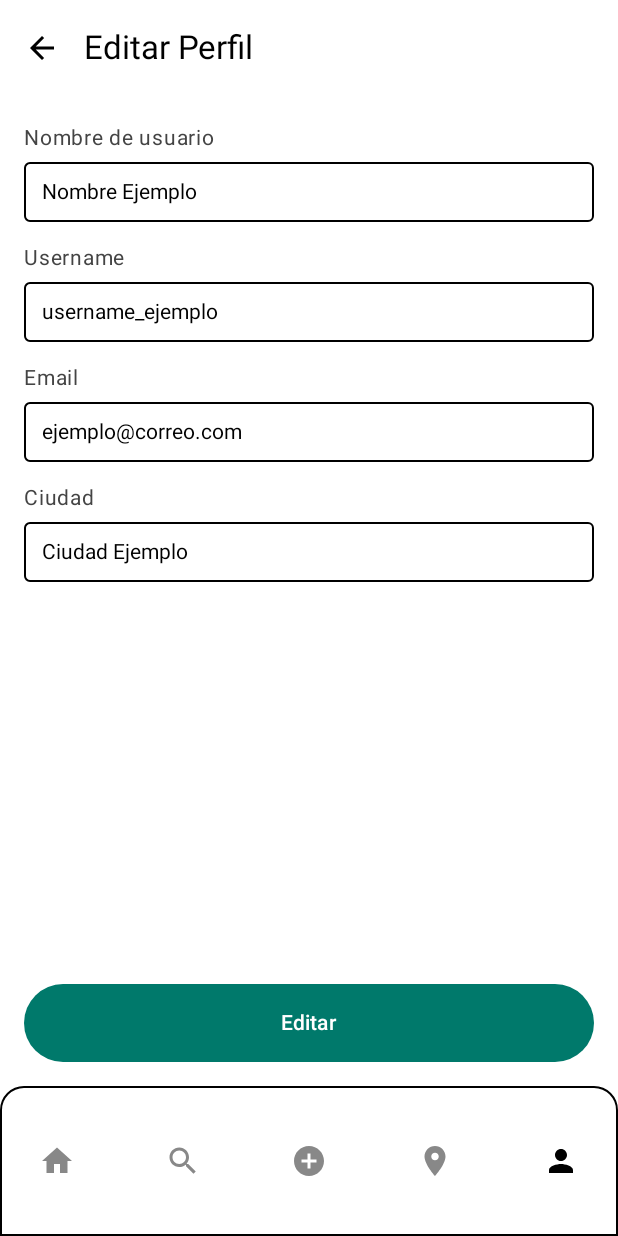
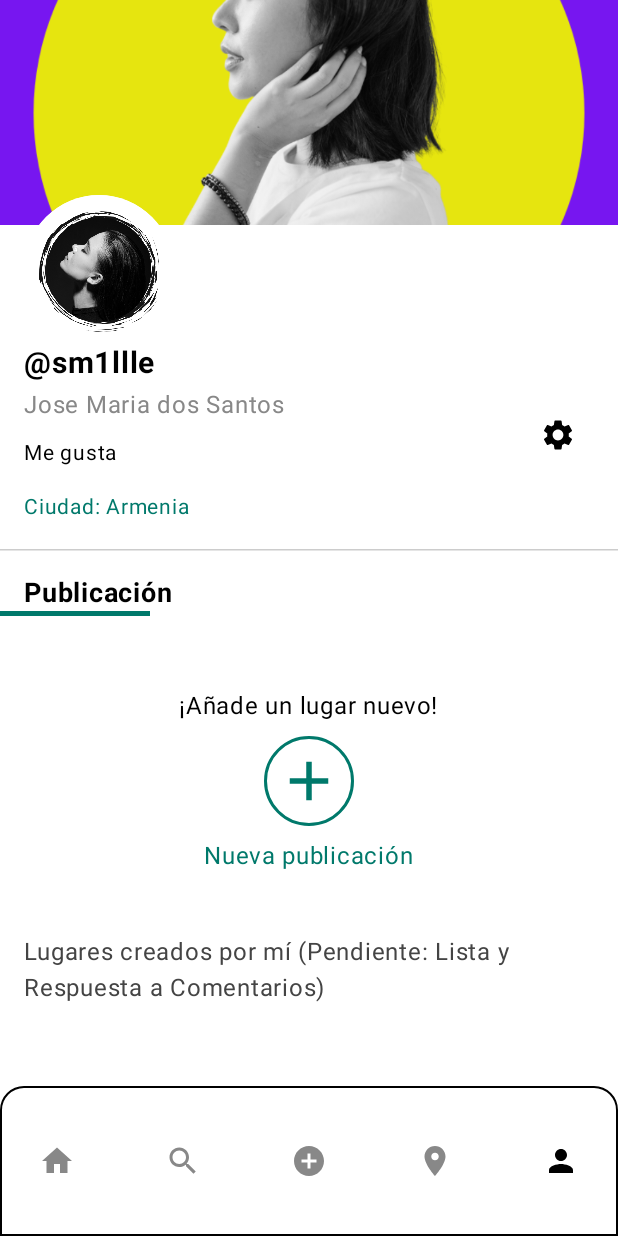
Before and after one commit to 678-juan/uniLocal, an Android app built with Jetpack Compose: the PrincipalUsuario screen opened through its navigation route, item 5 of the bottom bar chosen, on a phone screen of 412 x 824 dp. Run offline under Robolectric (Android 15) with nearby library versions, the phone set to English and light mode, and no system bars.

Commit message:
Pantalla de Perfil - falta corregir los scrips

```diff
--- a/app/src/main/java/com/example/unilocal/ui/configuracion/RutasPantallas.kt
+++ b/app/src/main/java/com/example/unilocal/ui/configuracion/RutasPantallas.kt
@@ -19,6 +19,9 @@ sealed class RutasPantallas {
     @Serializable
     object EditarPerfilUsuario : RutasPantallas()
 
+    @Serializable
+    object CrearLugar : RutasPantallas()
+
 
 
 
--- a/app/src/main/java/com/example/unilocal/ui/pantallas/usuario/PantallaEditarUsuario.kt
+++ b/app/src/main/java/com/example/unilocal/ui/pantallas/usuario/PantallaEditarUsuario.kt
@@ -36,7 +36,7 @@ fun PantallaEditarUsuario(
     Scaffold(
         topBar = {
             TopAppBar(
-                title = { Text(stringResource(id = R.string.editar_perfil_titulo)) },
+                title = { Text(stringResource(id = R.string.editar_datos_titulo)) },
                 navigationIcon = {
                     IconButton(onClick = onNavigateBack) {
                         Icon(
--- a/app/src/main/java/com/example/unilocal/ui/pantallas/usuario/PrincipalUsuario.kt
+++ b/app/src/main/java/com/example/unilocal/ui/pantallas/usuario/PrincipalUsuario.kt
@@ -52,8 +52,6 @@ fun TopBarUsuario() {
 
 }
 
-
-
 enum class Destino(
     val ruta: RutaTab,
     val texto: Int,
--- a/app/src/main/java/com/example/unilocal/ui/pantallas/usuario/navegacionUsuario/ContentUsuario.kt
+++ b/app/src/main/java/com/example/unilocal/ui/pantallas/usuario/navegacionUsuario/ContentUsuario.kt
@@ -19,8 +19,6 @@ fun ContentUsuario(
     navController: NavHostController,
     padding: PaddingValues
 ) {
-
-
     NavHost(
         modifier = Modifier.padding(padding),
         navController = navController,
@@ -39,7 +37,7 @@ fun ContentUsuario(
             Recomendaciones()
         }
         composable<RutaTab.Perfil> {
-            PantallaEditarUsuario()
+            Perfil(navController)
         }
     }
 
--- a/app/src/main/java/com/example/unilocal/ui/pantallas/usuario/tapsUsuario/Perfil.kt
+++ b/app/src/main/java/com/example/unilocal/ui/pantallas/usuario/tapsUsuario/Perfil.kt
@@ -1,12 +1,174 @@
 package com.example.unilocal.ui.pantallas.usuario.tapsUsuario
 
-import androidx.compose.material3.Text
-import androidx.compose.runtime.Composable
+import androidx.compose.foundation.*
+import androidx.compose.foundation.layout.*
+import androidx.compose.foundation.shape.CircleShape
+import androidx.compose.material.icons.Icons
+import androidx.compose.material.icons.filled.Add
+import androidx.compose.material.icons.filled.Settings
+import androidx.compose.material3.*
+import androidx.compose.runtime.*
+import androidx.compose.ui.Alignment
+import androidx.compose.ui.Modifier
+import androidx.compose.ui.draw.clip
+import androidx.compose.ui.graphics.Color
+import androidx.compose.ui.layout.ContentScale
+import androidx.compose.ui.res.painterResource
+import androidx.compose.ui.res.stringResource
+import androidx.compose.ui.text.font.FontWeight
+import androidx.compose.ui.unit.dp
+import androidx.compose.ui.unit.sp
+import androidx.navigation.NavController
+import com.example.unilocal.R
+import com.example.unilocal.ui.configuracion.RutasPantallas
+
 
 @Composable
-fun Perfil(){
-    Text(
-        text = "Perfil"
+fun Perfil(navController: NavController) {
 
-    )
+    val usuarioNombre = "Jose Maria dos Santos"
+    val usuarioUsername = "@sm1llle"
+    val descripcion = "Me gusta"
+    val ciudad = "Armenia"
+
+    Column(
+        modifier = Modifier
+            .fillMaxSize()
+            .verticalScroll(rememberScrollState()),
+        horizontalAlignment = Alignment.CenterHorizontally
+    ) {
+
+        Box(
+            modifier = Modifier
+                .fillMaxWidth()
+                .height(200.dp)
+        ) {
+
+            Image(
+                painter = painterResource(id = R.drawable.fotoperfil),
+                contentDescription = "Imagen de Portada",
+                contentScale = ContentScale.Crop,
+                modifier = Modifier
+                    .fillMaxWidth()
+                    .height(150.dp)
+            )
+
+
+            Image(
+                painter = painterResource(id = R.drawable.perfilusuario),
+                contentDescription = "Avatar del Usuario",
+                contentScale = ContentScale.Crop,
+                modifier = Modifier
+                    .align(Alignment.BottomStart)
+                    .offset(x = 16.dp, y = 30.dp)
+                    .size(100.dp)
+                    .clip(CircleShape)
+                    .border(4.dp, Color.White, CircleShape)
+            )
+        }
+
+        Spacer(modifier = Modifier.height(30.dp))
+
+        // Cuerpo del Perfil (Informacion y Botón de Configuracion)
+        Row(
+            modifier = Modifier
+                .fillMaxWidth()
+                .padding(horizontal = 16.dp),
+            verticalAlignment = Alignment.Top,
+            horizontalArrangement = Arrangement.SpaceBetween
+        ) {
+            Column(modifier = Modifier.weight(1f)) {
+                Text(
+                    text = usuarioUsername,
+                    fontWeight = FontWeight.Bold,
+                    fontSize = 20.sp,
+                    modifier = Modifier.padding(bottom = 4.dp)
+                )
+                Text(text = usuarioNombre, fontSize = 16.sp, color = Color.Gray)
+
+                Spacer(modifier = Modifier.height(8.dp))
+
+                // Descripción o bio
+                Text(text = descripcion, fontSize = 14.sp)
+
+                // Datos requeridos
+                Spacer(modifier = Modifier.height(12.dp))
+                Text(text = "Ciudad: $ciudad", color = MaterialTheme.colorScheme.primary, fontSize = 14.sp)
+            }
+
+            // Botón de Configuración/Editar Perfil
+            IconButton(
+                onClick = {
+                    // Navega usando la ruta global
+                    navController.navigate(RutasPantallas.EditarPerfilUsuario)
+                },
+                modifier = Modifier.align(Alignment.CenterVertically)
+            ) {
+                Icon(Icons.Default.Settings, contentDescription = "Editar Perfil")
+            }
+        }
+
+        // Uso de HorizontalDivider
+        HorizontalDivider(modifier = Modifier.padding(vertical = 16.dp), color = Color.LightGray)
+
+        //  Sección de Publicaciones/Lugares Creados
+        Text(
+            text = "Publicación",
+            fontWeight = FontWeight.Bold,
+            fontSize = 18.sp,
+            modifier = Modifier
+                .fillMaxWidth()
+                .padding(horizontal = 16.dp)
+        )
+        // La barra azul del diseño
+        Box(
+            modifier = Modifier
+                .width(100.dp)
+                .height(3.dp)
+                .background(MaterialTheme.colorScheme.primary)
+                .align(Alignment.Start)
+                .offset(x = 16.dp)
+        )
+
+        Spacer(modifier = Modifier.height(24.dp))
+
+        // CTA para crear un nuevo lugar
+        Column(
+            horizontalAlignment = Alignment.CenterHorizontally,
+            modifier = Modifier
+                .fillMaxWidth()
+                .clickable {
+                    // Navega usando la ruta global (ahora resuelta)
+                    navController.navigate(RutasPantallas.CrearLugar)
+                }
+                .padding(vertical = 24.dp)
+        ) {
+            Text(text = "¡Añade un lugar nuevo!", fontSize = 16.sp, modifier = Modifier.padding(bottom = 8.dp))
+
+            // Icono nueva publicacion
+            Icon(
+                imageVector = Icons.Default.Add,
+                contentDescription = "Añadir Lugar",
+                tint = MaterialTheme.colorScheme.primary,
+                modifier = Modifier
+                    .size(60.dp)
+                    .border(2.dp, MaterialTheme.colorScheme.primary, CircleShape)
+                    .clip(CircleShape)
+                    .padding(8.dp)
+            )
+
+            Text(
+                text = "Nueva publicación",
+                color = MaterialTheme.colorScheme.primary,
+                modifier = Modifier.padding(top = 8.dp)
+            )
+        }
+
+        // Sección de Lista de Lugares Creados
+        Text(
+            text = "Lugares creados por mí (Pendiente: Lista y Respuesta a Comentarios)",
+            color = Color.DarkGray,
+            modifier = Modifier.padding(16.dp)
+        )
+    }
 }
--- a/app/src/main/res/values/strings.xml
+++ b/app/src/main/res/values/strings.xml
@@ -49,7 +49,7 @@
     <string name="busqueda">Buscar</string>
 
     <!-- Pantalla Editar Perfil -->
-    <string name="editar_perfil_titulo">Editar Perfil</string>
+    <string name="editar_datos_titulo">Editar Datos</string>
     <string name="nombre_usuario">Nombre de usuario</string>"
     <string name="email_usuario">Email</string>"
     <string name="ciudad_usuario">Ciudad</string>"
```
Also changed, not shown: app/src/main/res/drawable/fotoperfil.png (added), app/src/main/res/drawable/perfilusuario.png (added).
